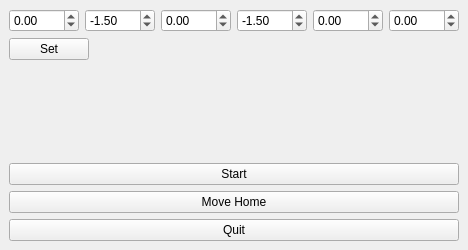
The window that robot_plugin/src/RobotPlugin.ui (Ezzence/rovi2-robot) describes before a commit, drawn with Qt 5.
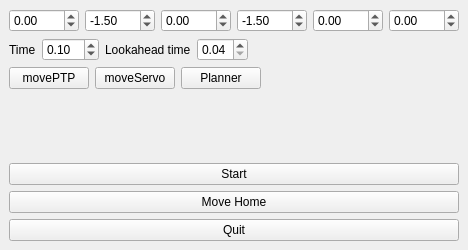
The same window after the commit.

Commit message: extending GUI to include all existing features

The edit to the form file:
```diff
--- a/robot_plugin/src/RobotPlugin.ui
+++ b/robot_plugin/src/RobotPlugin.ui
@@ -108,6 +108,66 @@
         </item>
        </layout>
       </item>
+      <item>
+       <layout class="QHBoxLayout" name="horizontalLayout">
+        <property name="bottomMargin">
+         <number>0</number>
+        </property>
+        <item>
+         <widget class="QLabel" name="label">
+          <property name="text">
+           <string>Time</string>
+          </property>
+         </widget>
+        </item>
+        <item>
+         <widget class="QDoubleSpinBox" name="boxTime">
+          <property name="maximum">
+           <double>10.000000000000000</double>
+          </property>
+          <property name="singleStep">
+           <double>0.100000000000000</double>
+          </property>
+          <property name="value">
+           <double>0.100000000000000</double>
+          </property>
+         </widget>
+        </item>
+        <item>
+         <widget class="QLabel" name="label_2">
+          <property name="text">
+           <string>Lookahead time</string>
+          </property>
+         </widget>
+        </item>
+        <item>
+         <widget class="QDoubleSpinBox" name="boxLookahead">
+          <property name="minimum">
+           <double>0.040000000000000</double>
+          </property>
+          <property name="maximum">
+           <double>0.200000000000000</double>
+          </property>
+          <property name="singleStep">
+           <double>0.010000000000000</double>
+          </property>
+         </widget>
+        </item>
+        <item>
+         <spacer name="horizontalSpacer_2">
+          <property name="orientation">
+           <enum>Qt::Horizontal</enum>
+          </property>
+          <property name="sizeHint" stdset="0">
+           <size>
+            <width>40</width>
+            <height>20</height>
+           </size>
+          </property>
+         </spacer>
+        </item>
+       </layout>
+      </item>
       <item>
        <layout class="QHBoxLayout" name="horizontalLayout_3">
         <property name="topMargin">
@@ -116,7 +176,21 @@
         <item>
          <widget class="QPushButton" name="btnSet">
           <property name="text">
-           <string>Set</string>
+           <string>movePTP</string>
+          </property>
+         </widget>
+        </item>
+        <item>
+         <widget class="QPushButton" name="btnServo">
+          <property name="text">
+           <string>moveServo</string>
+          </property>
+         </widget>
+        </item>
+        <item>
+         <widget class="QPushButton" name="btnPlanner">
+          <property name="text">
+           <string>Planner</string>
           </property>
          </widget>
         </item>
```
Left out of the diff: 2 changed lines with no effect on the pictures. The commit also changes 3 other files.
